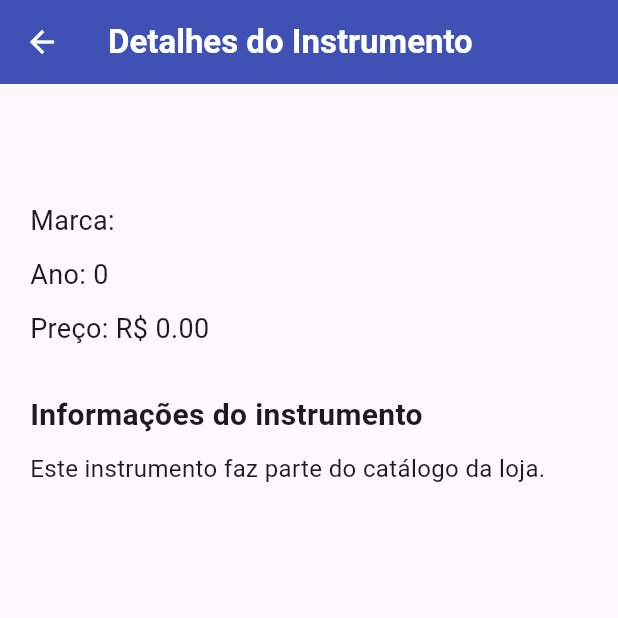
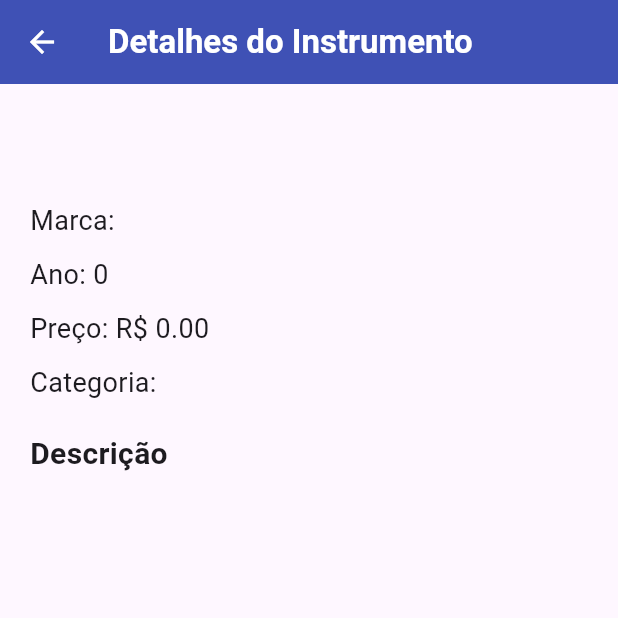
Before and after one commit to nicholascatelan/Trabalho_Dispositivos_Moveis, a Flutter app: the InstrumentoDetalhes screen opened directly with empty values, on a phone screen of 412 x 824 dp, the top half of it. Run offline on Flutter 3.47's test engine with Material 3 defaults, Android fonts, the phone set to English and light mode, and no system bars.

Commit message:
feat: finalizando exercicio 8

```diff
--- a/parte2_flutter/lib/screens/InstrumentoDetalhes.dart
+++ b/parte2_flutter/lib/screens/InstrumentoDetalhes.dart
@@ -25,6 +25,7 @@ class InstrumentoDetalhes extends StatelessWidget {
 
       body: Padding(
         padding: const EdgeInsets.all(20),
+
         child: Column(
           crossAxisAlignment: CrossAxisAlignment.start,
           children: [
@@ -57,21 +58,28 @@ class InstrumentoDetalhes extends StatelessWidget {
               style: const TextStyle(fontSize: 18),
             ),
 
-            const SizedBox(height: 30),
+            const SizedBox(height: 10),
+
+            Text(
+              'Categoria: ${instrumento.categoria}',
+              style: const TextStyle(fontSize: 18),
+            ),
+
+            const SizedBox(height: 20),
 
             const Text(
-              'Informações do instrumento',
+              'Descrição',
               style: TextStyle(
                 fontSize: 20,
                 fontWeight: FontWeight.bold,
               ),
             ),
 
-            const SizedBox(height: 10),
+            const SizedBox(height: 8),
 
-            const Text(
-              'Este instrumento faz parte do catálogo da loja.',
-              style: TextStyle(fontSize: 16),
+            Text(
+              instrumento.descricao,
+              style: const TextStyle(fontSize: 16),
             ),
           ],
         ),
```
